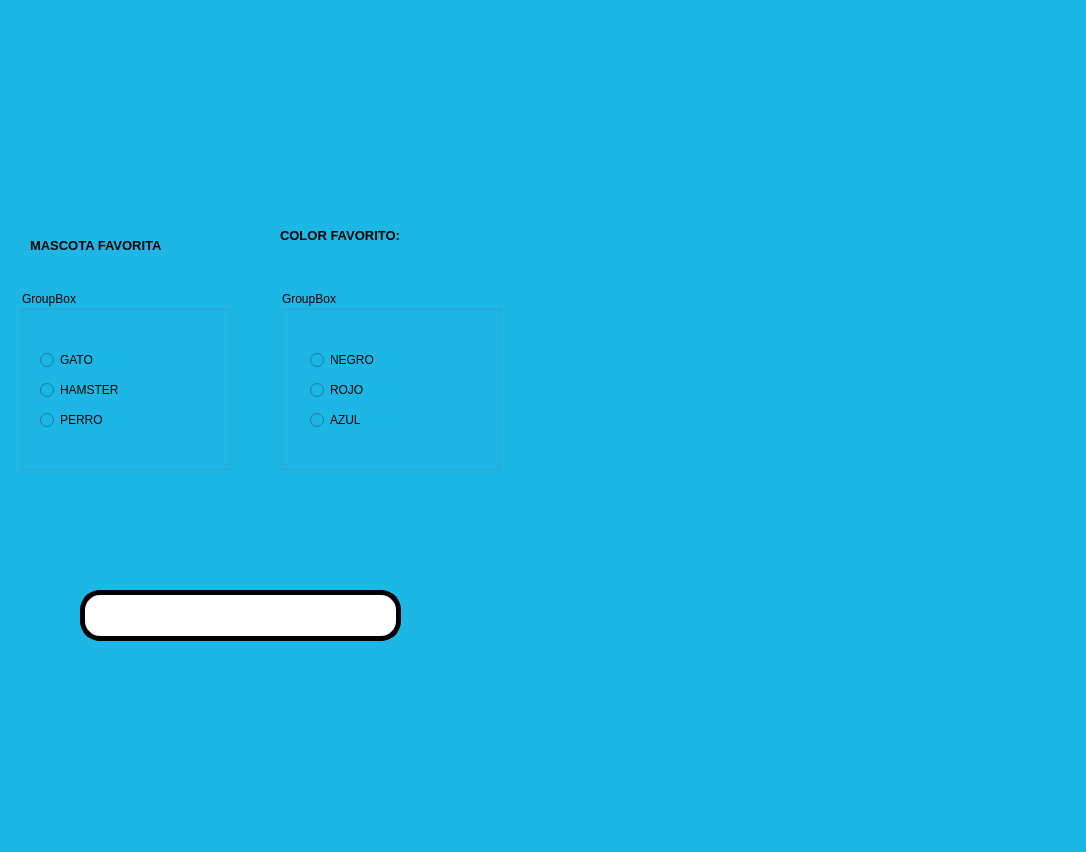
This is PIP_2025_Eq1/Unidad 2/P12_RadiusButton_GroupBox.ui in juliancruz98/PIP_2025_Eq1 as Qt 5 draws it before an edit. The edited form follows.
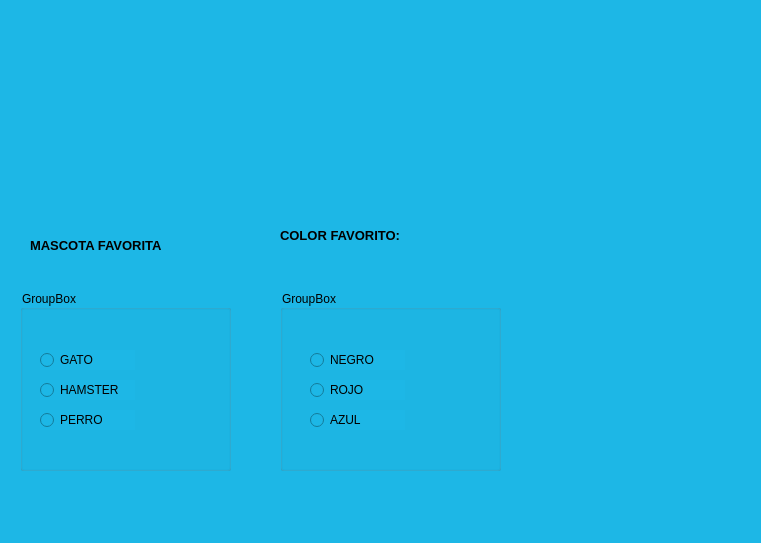
This is the edited form. Icons and pictures are not drawn.

Diff of the .ui file:
```diff
--- a/PIP_2025_Eq1/Unidad 2/P12_RadiusButton_GroupBox.ui
+++ b/PIP_2025_Eq1/Unidad 2/P12_RadiusButton_GroupBox.ui
@@ -6,8 +6,8 @@
    <rect>
     <x>0</x>
     <y>0</y>
-    <width>1086</width>
-    <height>852</height>
+    <width>761</width>
+    <height>543</height>
    </rect>
   </property>
   <property name="windowTitle">
@@ -23,8 +23,8 @@
      <rect>
       <x>10</x>
       <y>20</y>
-      <width>191</width>
-      <height>161</height>
+      <width>151</width>
+      <height>121</height>
      </rect>
     </property>
     <property name="styleSheet">
@@ -60,41 +60,13 @@
      <string>MASCOTA FAVORITA</string>
     </property>
    </widget>
-   <widget class="QLineEdit" name="txt_temporizador">
-    <property name="geometry">
-     <rect>
-      <x>80</x>
-      <y>590</y>
-      <width>321</width>
-      <height>51</height>
-     </rect>
-    </property>
-    <property name="font">
-     <font>
-      <weight>75</weight>
-      <bold>true</bold>
-     </font>
-    </property>
-    <property name="styleSheet">
-     <string notr="true">background-color: rgb(255, 255, 255);
-border-radius:20px;
-border:  5px solid black;
-</string>
-    </property>
-    <property name="text">
-     <string/>
-    </property>
-    <property name="alignment">
-     <set>Qt::AlignCenter</set>
-    </property>
-   </widget>
    <widget class="QLabel" name="imagen_2">
     <property name="geometry">
      <rect>
-      <x>280</x>
-      <y>0</y>
-      <width>191</width>
-      <height>161</height>
+      <x>300</x>
+      <y>20</y>
+      <width>211</width>
+      <height>121</height>
      </rect>
     </property>
     <property name="styleSheet">
@@ -113,10 +85,10 @@
    <widget class="QLabel" name="label_7">
     <property name="geometry">
      <rect>
-      <x>570</x>
-      <y>200</y>
-      <width>421</width>
-      <height>341</height>
+      <x>530</x>
+      <y>190</y>
+      <width>211</width>
+      <height>181</height>
      </rect>
     </property>
     <property name="text">
```
Left out of the diff: 9 changed lines with no effect on the pictures.
